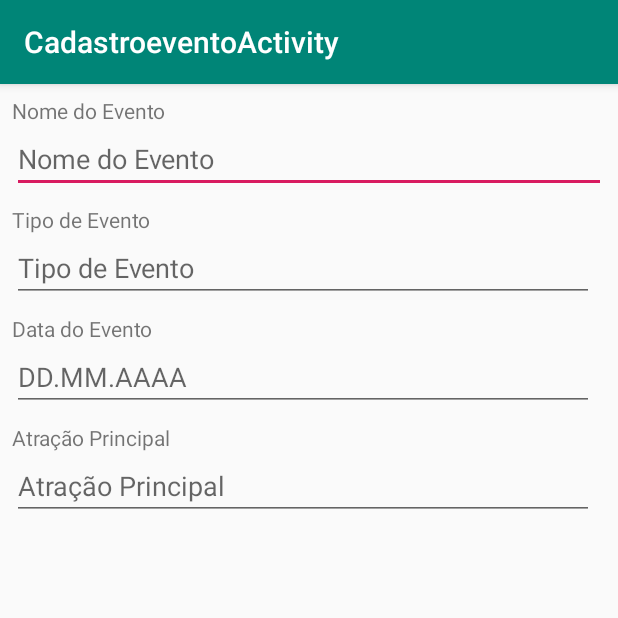
After one commit to caravanaiesb/Iesb.PI, an Android app: the CadastroeventoActivity screen opened directly, with no data from a screen before it, on a phone screen of 412 x 824 dp, the top half of it. The commit adds this screen. Run offline under Robolectric (Android 15) with nearby library versions, the phone set to English and light mode, and no system bars.

Commit message:
facebeook 93% Localizacao OK Abrindo na localizacao Mostrando foto e nome no perfil
Criando Pagina para registro de Eventos

```diff
--- /dev/null
+++ b/app/src/main/java/br/pi/iesb/CadastroeventoActivity.java
@@ -0,0 +1,31 @@
+package br.pi.iesb;
+
+import android.os.Bundle;
+import android.support.design.widget.FloatingActionButton;
+import android.support.design.widget.Snackbar;
+import android.support.v7.app.AppCompatActivity;
+import android.support.v7.widget.Toolbar;
+import android.view.View;
+import android.widget.EditText;
+
+public class CadastroeventoActivity extends AppCompatActivity {
+    private EditText txtDataEvento,txtNomeEvento,txtTipoEvento,txtAtracaoPrincipal;
+
+    @Override
+    protected void onCreate(Bundle savedInstanceState) {
+        super.onCreate(savedInstanceState);
+        setContentView(R.layout.cadastroevento);
+        Toolbar toolbar = (Toolbar) findViewById(R.id.toolbar);
+        setSupportActionBar(toolbar);
+        inicializaComponentes();
+
+    }
+
+    private void inicializaComponentes() {
+        txtAtracaoPrincipal= (EditText) findViewById(R.id.txtAtracaoPrincipal);
+        txtDataEvento= (EditText) findViewById(R.id.txtDataEvento);
+        txtNomeEvento= (EditText) findViewById(R.id.txtNomeEvento);
+        txtTipoEvento= (EditText) findViewById(R.id.txtTipoEvento);
+    }
+
+}
--- a/app/src/main/java/br/pi/iesb/LoginActivity.java
+++ b/app/src/main/java/br/pi/iesb/LoginActivity.java
@@ -168,7 +168,7 @@ public class LoginActivity extends AppCompatActivity implements GoogleApiClient.
                     @Override
                     public void onComplete(@NonNull Task<AuthResult> task) {
                     if(task.isSuccessful()){
-                        Intent i = new Intent(LoginActivity.this,MenuActivity.class);
+                        Intent i = new Intent(LoginActivity.this,FeedeventActivity.class);
                         startActivity(i);
                     }
                     else{
--- /dev/null
+++ b/app/src/main/res/layout/cadastroevento.xml
@@ -0,0 +1,25 @@
+<?xml version="1.0" encoding="utf-8"?>
+<android.support.design.widget.CoordinatorLayout xmlns:android="http://schemas.android.com/apk/res/android"
+    xmlns:app="http://schemas.android.com/apk/res-auto"
+    xmlns:tools="http://schemas.android.com/tools"
+    android:layout_width="match_parent"
+    android:layout_height="match_parent"
+    tools:context=".CadastroeventoActivity">
+
+    <android.support.design.widget.AppBarLayout
+        android:layout_width="match_parent"
+        android:layout_height="wrap_content"
+        android:theme="@style/AppTheme.AppBarOverlay">
+
+        <android.support.v7.widget.Toolbar
+            android:id="@+id/toolbar"
+            android:layout_width="match_parent"
+            android:layout_height="?attr/actionBarSize"
+            android:background="?attr/colorPrimary"
+            app:popupTheme="@style/AppTheme.PopupOverlay" />
+
+    </android.support.design.widget.AppBarLayout>
+
+    <include layout="@layout/content_cadastroevento" />
+
+</android.support.design.widget.CoordinatorLayout>
--- /dev/null
+++ b/app/src/main/res/layout/content_cadastroevento.xml
@@ -0,0 +1,103 @@
+<?xml version="1.0" encoding="utf-8"?>
+<android.support.constraint.ConstraintLayout xmlns:android="http://schemas.android.com/apk/res/android"
+    xmlns:app="http://schemas.android.com/apk/res-auto"
+    xmlns:tools="http://schemas.android.com/tools"
+    android:layout_width="match_parent"
+    android:layout_height="match_parent"
+    app:layout_behavior="@string/appbar_scrolling_view_behavior"
+    tools:context=".CadastroeventoActivity"
+    tools:showIn="@layout/cadastroevento">
+
+    <TextView
+        android:id="@+id/textView2"
+        android:layout_width="0dp"
+        android:layout_height="wrap_content"
+        android:layout_marginStart="8dp"
+        android:layout_marginTop="8dp"
+        android:layout_marginEnd="8dp"
+        android:text="@string/nome_do_evento"
+        app:layout_constraintEnd_toEndOf="parent"
+        app:layout_constraintStart_toStartOf="parent"
+        app:layout_constraintTop_toTopOf="parent" />
+
+    <EditText
+        android:id="@+id/txtNomeEvento"
+        android:layout_width="0dp"
+        android:layout_height="wrap_content"
+        android:ems="10"
+        android:inputType="textPersonName"
+        android:hint="@string/nome_do_evento"
+        app:layout_constraintEnd_toEndOf="@+id/textView2"
+        app:layout_constraintStart_toStartOf="@+id/textView2"
+        app:layout_constraintTop_toBottomOf="@+id/textView2"
+        android:autofillHints="@string/nome_do_evento"
+        tools:ignore="LabelFor,UnusedAttribute" />
+
+    <TextView
+        android:id="@+id/textView3"
+        android:layout_width="0dp"
+        android:layout_height="wrap_content"
+        android:layout_marginTop="8dp"
+        android:layout_marginEnd="8dp"
+        android:text="@string/tipo_de_evento"
+        app:layout_constraintEnd_toEndOf="@+id/txtNomeEvento"
+        app:layout_constraintStart_toStartOf="@+id/txtNomeEvento"
+        app:layout_constraintTop_toBottomOf="@+id/txtNomeEvento" />
+
+    <EditText
+        android:id="@+id/txtTipoEvento"
+        android:layout_width="0dp"
+        android:layout_height="wrap_content"
+        android:ems="10"
+        android:inputType="textPersonName"
+        android:hint="@string/tipo_de_evento"
+        app:layout_constraintEnd_toEndOf="@+id/textView3"
+        app:layout_constraintStart_toStartOf="@+id/textView3"
+        app:layout_constraintTop_toBottomOf="@+id/textView3"
+        tools:ignore="Autofill,LabelFor" />
+
+    <EditText
+        android:id="@+id/txtDataEvento"
+        android:layout_width="0dp"
+        android:layout_height="wrap_content"
+        android:ems="10"
+        android:hint="@string/date_event"
+        android:inputType="date"
+        app:layout_constraintEnd_toEndOf="@+id/textView4"
+        app:layout_constraintStart_toStartOf="@+id/textView4"
+        app:layout_constraintTop_toBottomOf="@+id/textView4"
+        tools:ignore="Autofill,LabelFor" />
+
+    <TextView
+        android:id="@+id/textView4"
+        android:layout_width="0dp"
+        android:layout_height="wrap_content"
+        android:layout_marginTop="8dp"
+        android:text="@string/data_do_evento"
+        app:layout_constraintEnd_toEndOf="@+id/txtTipoEvento"
+        app:layout_constraintStart_toStartOf="@+id/txtTipoEvento"
+        app:layout_constraintTop_toBottomOf="@+id/txtTipoEvento" />
+
+    <TextView
+        android:id="@+id/textView5"
+        android:layout_width="0dp"
+        android:layout_height="wrap_content"
+        android:layout_marginTop="8dp"
+        android:text="@string/atracao_principal"
+        app:layout_constraintEnd_toEndOf="@+id/txtDataEvento"
+        app:layout_constraintStart_toStartOf="@+id/txtDataEvento"
+        app:layout_constraintTop_toBottomOf="@+id/txtDataEvento" />
+
+    <EditText
+        android:id="@+id/txtAtracaoPrincipal"
+        android:layout_width="0dp"
+        android:layout_height="wrap_content"
+        android:ems="10"
+        android:inputType="textPersonName"
+        android:hint="@string/atracao_principal"
+        app:layout_constraintEnd_toEndOf="@+id/textView5"
+        app:layout_constraintStart_toStartOf="@+id/textView5"
+        app:layout_constraintTop_toBottomOf="@+id/textView5"
+        android:autofillHints="@string/atracao_principal"
+        tools:ignore="UnusedAttribute" />
+</android.support.constraint.ConstraintLayout>
--- a/app/src/main/res/values/strings.xml
+++ b/app/src/main/res/values/strings.xml
@@ -1,4 +1,4 @@
-<resources>
+<resources xmlns:tools="http://schemas.android.com/tools">
     <string name="app_name">Caravana</string>
     <string name="email">Email</string>
     <string name="Senha">Senha</string>
@@ -24,6 +24,14 @@
     <string name="fb_login_protocol_scheme">fb712210635810492</string>
     <string name="facebook_client_token">434f5f82d28b81e21f1cbbc5493fed22</string>
     <string name="Sair">Sair</string>
+    <string name="title_activity_feedevent">FeedeventActivity</string>
+    <string name="title_activity_cadastroevento">CadastroeventoActivity</string>
+    <string name="cadastrar_evento">Cadastrar Evento</string>
+    <string name="nome_do_evento">Nome do Evento</string>
+    <string name="tipo_de_evento">Tipo de Evento</string>
+    <string name="data_do_evento">Data do Evento</string>
+    <string name="date_event">DD.MM.AAAA</string>
+    <string name="atracao_principal" tools:ignore="ExtraTranslation">Atração Principal</string>
 
 
 </resources>
```
Also changed, not shown: app/src/main/AndroidManifest.xml (+28 -6 lines), app/src/main/java/br/pi/iesb/FeedeventActivity.java (added, +52 -0 lines), app/src/main/res/layout/content_feedevent.xml (added, +18 -0 lines), app/src/main/res/layout/feedevent.xml (added, +25 -0 lines), app/src/main/res/menu/menu_feed.xml (added, +10 -0 lines).
